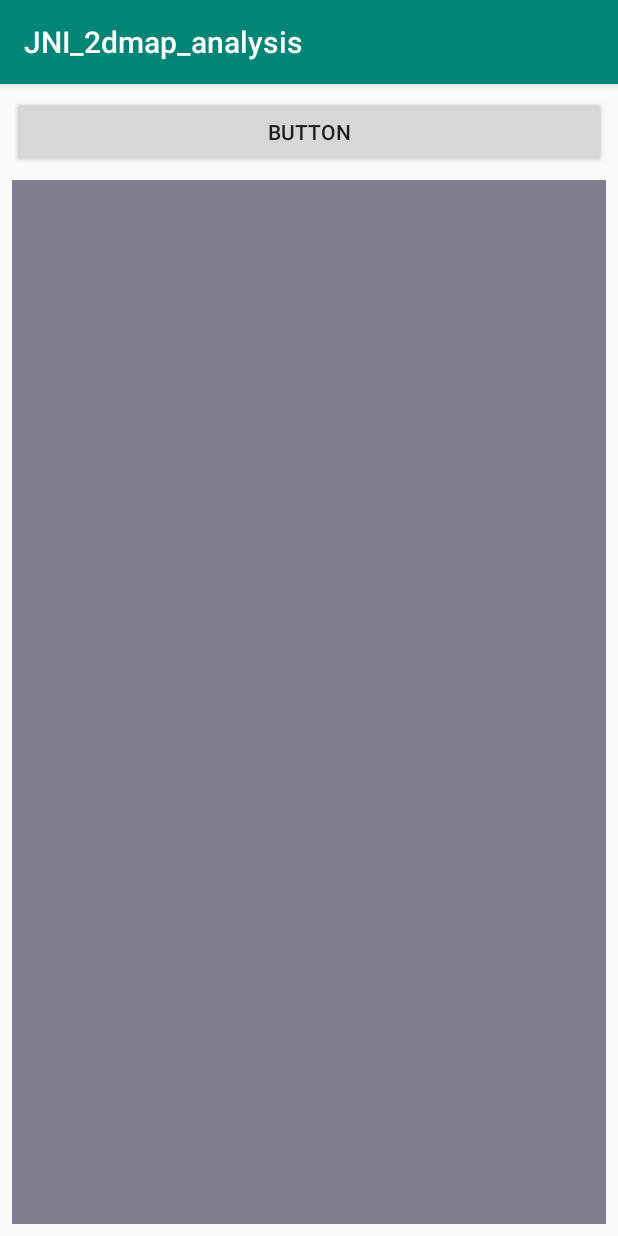
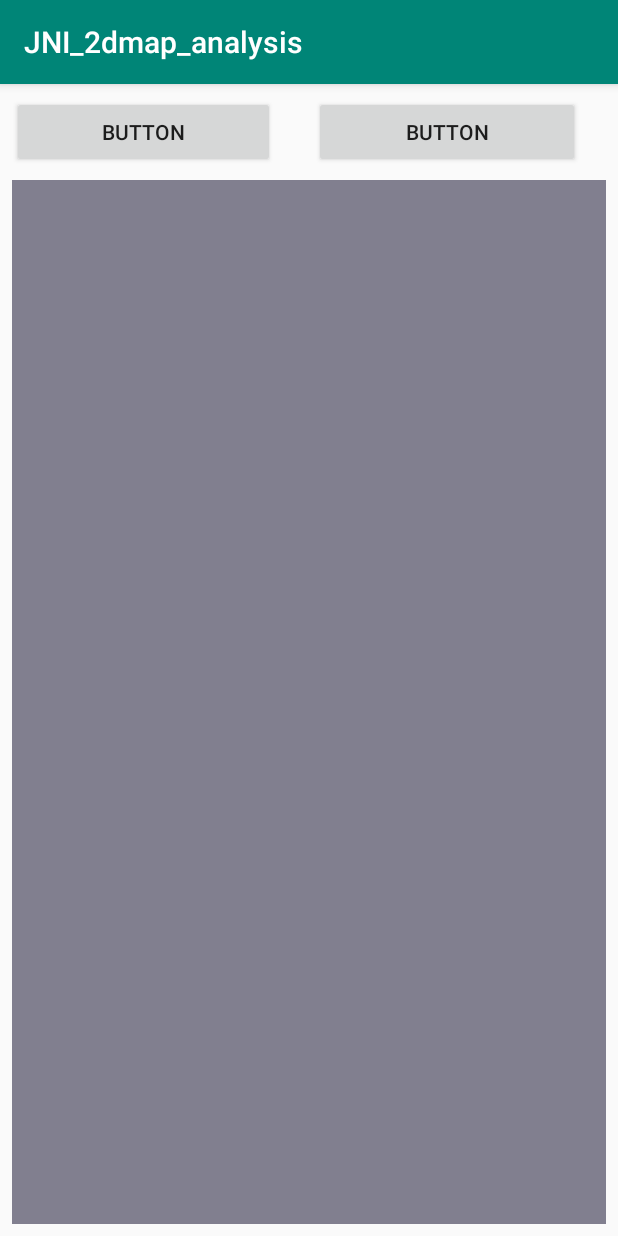
Before and after one commit to KennyChaos7/JNI_2dmap_analysis, an Android app: the screen it shows after launch (MainActivity), on a phone screen of 412 x 824 dp. Run offline under Robolectric (Android 15) with nearby library versions, the phone set to English and light mode, and no system bars.

Commit message:
backup 0.4

```diff
--- a/app/src/main/java/org/k/MainActivity.java
+++ b/app/src/main/java/org/k/MainActivity.java
@@ -5,7 +5,6 @@ import android.os.Bundle;
 import android.support.v7.app.AppCompatActivity;
 import android.util.Base64;
 import android.util.Log;
-import android.view.View;
 import android.widget.Button;
 
 import org.json.JSONException;
@@ -19,7 +18,7 @@ import java.io.IOException;
  * Created by Kenny on 18-11-12.
  */
 public class MainActivity extends AppCompatActivity {
-    private Button mButton;
+    private Button mBtn_first,mBtn_secord;
     private BitmapView mBitmapView;
     private Bitmap mBitmap;
     private Bitmap.Config mConfig;
@@ -33,11 +32,18 @@ public class MainActivity extends AppCompatActivity {
         super.onCreate(savedInstanceState);
         setContentView(R.layout.activity_main);
 
-        mButton = findViewById(R.id.button);
-        mButton.setOnClickListener((v)->{
+        mBtn_first = findViewById(R.id.btn_first);
+        mBtn_first.setOnClickListener((v)->{
+            test_file_name = "testdata2";
             readAssetsFileToGetMap();
-            readAssetsFileToGetTrack();
+//            readAssetsFileToGetTrack();
         });
+        mBtn_secord = findViewById(R.id.btn_secord);
+        mBtn_secord.setOnClickListener((v -> {
+            test_file_name = "testdata8";
+            readAssetsFileToGetMap();
+//            readAssetsFileToGetTrack();
+        }));
         mBitmapView = findViewById(R.id.bitmap_view);
         mBitmapView.setBackgroundColor(R.color.mapViewBg);
         mConfig = Bitmap.Config.ARGB_8888;
--- a/app/src/main/res/layout/activity_main.xml
+++ b/app/src/main/res/layout/activity_main.xml
@@ -8,14 +8,12 @@
               android:layout_height="match_parent">
 
     <Button
-        android:id="@+id/button"
-        android:layout_width="match_parent"
+        android:id="@+id/btn_first"
+        android:layout_width="175dp"
         android:layout_height="wrap_content"
         android:layout_marginStart="8dp"
         android:layout_marginTop="8dp"
-        android:layout_marginEnd="8dp"
         android:text="Button"
-        app:layout_constraintEnd_toEndOf="parent"
         app:layout_constraintStart_toStartOf="parent"
         app:layout_constraintTop_toTopOf="parent"/>
 
@@ -30,6 +28,18 @@
         app:layout_constraintBottom_toBottomOf="parent"
         app:layout_constraintEnd_toEndOf="parent"
         app:layout_constraintStart_toStartOf="parent"
-        app:layout_constraintTop_toBottomOf="@+id/button"/>
+        app:layout_constraintTop_toBottomOf="@+id/btn_first"/>
+
+    <Button
+        android:id="@+id/btn_secord"
+        android:layout_width="177dp"
+        android:layout_height="wrap_content"
+        android:layout_marginStart="8dp"
+        android:layout_marginTop="8dp"
+        android:layout_marginEnd="8dp"
+        android:text="Button"
+        app:layout_constraintEnd_toEndOf="parent"
+        app:layout_constraintStart_toEndOf="@+id/btn_first"
+        app:layout_constraintTop_toTopOf="parent"/>
 
 </android.support.constraint.ConstraintLayout>
```
Also changed, not shown: app/src/main/java/org/k/JNIUtils.java (+35 -0 lines), 2 other files.
